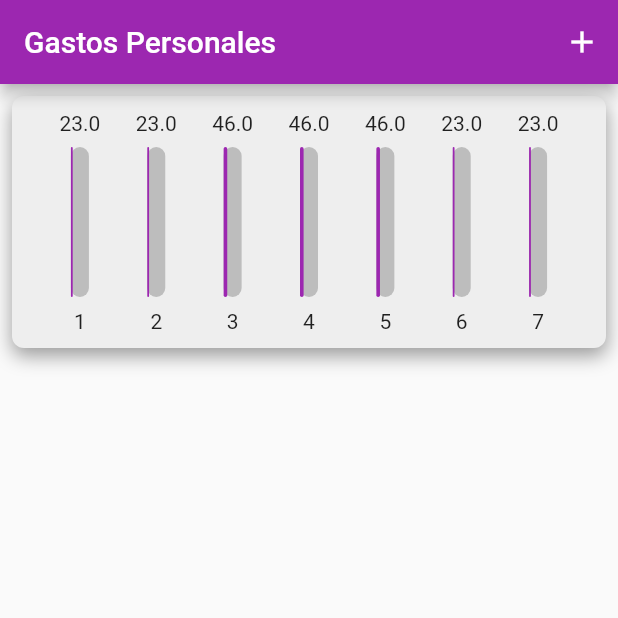
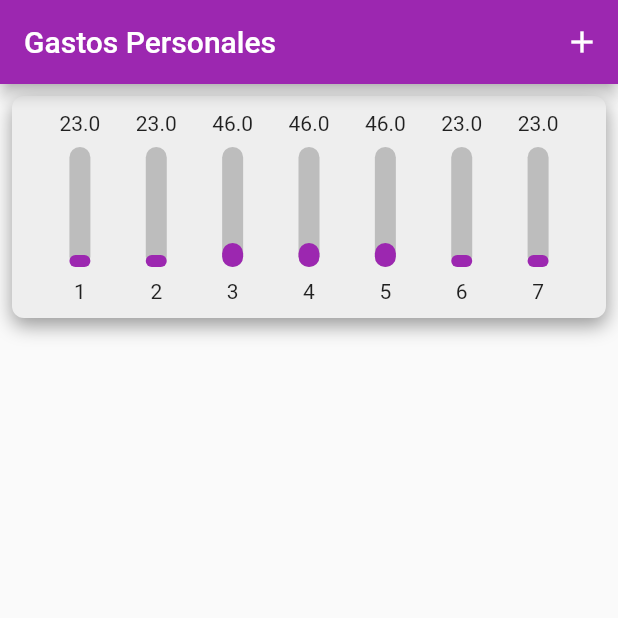
Before and after one commit to juandozuna/flutter-course, a Flutter app: the screen it shows after launch, on a phone screen of 412 x 824 dp, the top half of it. Run offline on Flutter 3.47's test engine with Material 2 defaults, Android fonts, the phone set to English and light mode, and no system bars; our stand-ins replace equatable, form_field_validator, get_it, tinycolor2.

Commit message:
Fixed vertical bars

```diff
--- a/project_3/lib/theme.dart
+++ b/project_3/lib/theme.dart
@@ -10,10 +10,10 @@ class AppColors {
 class AppValues {
   /// Height
   static const double appBarHeight = kToolbarHeight;
-  static const double verticalBarHeight = 100.0;
+  static const double verticalBarHeight = 80.0;
 
   /// Width
-  static const double verticalBarWidth = 12.0;
+  static const double verticalBarWidth = 14.0;
 
   /// Radius
   static const double cardBorderRadius = 8.0;
--- a/project_3/lib/widgets/vertical_chart_bar.dart
+++ b/project_3/lib/widgets/vertical_chart_bar.dart
@@ -14,9 +14,12 @@ class VerticalChartBar extends StatelessWidget {
     return Stack(
       children: [
         _buildBar(),
-        _buildBar(
-          fillValue,
-          Theme.of(context).primaryColor,
+        Positioned(
+          bottom: 0,
+          child: _buildBar(
+            fillValue,
+            Theme.of(context).primaryColor,
+          ),
         )
       ],
     );
@@ -28,8 +31,8 @@ class VerticalChartBar extends StatelessWidget {
   ]) {
     final decimalPercentage = percentage / 100;
     return Container(
-      height: AppValues.verticalBarHeight,
-      width: AppValues.verticalBarWidth * decimalPercentage,
+      height: AppValues.verticalBarHeight * decimalPercentage,
+      width: AppValues.verticalBarWidth,
       decoration: BoxDecoration(
         borderRadius: BorderRadius.circular(AppValues.fullRadius),
         color: color,
```
